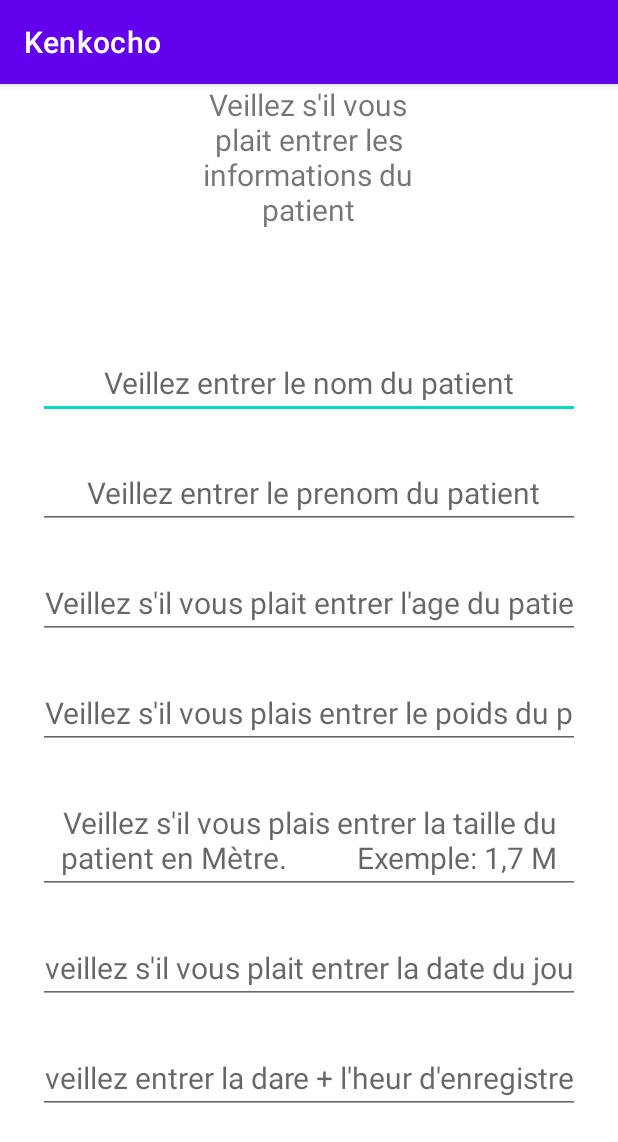
After one commit to blastman0/GL2_Carnet_de_Sante_Groupe_18, an Android app: the Activite2 screen opened directly, with no data from a screen before it, on a phone screen of 412 x 824 dp. The commit adds this screen. Shown: the top 1142 px of the screen. Run offline under Robolectric (Android 15) with nearby library versions, the phone set to English and light mode, and no system bars.

Commit message:
activité 3. Avec modification sur les bordures de l'activité 2

```diff
--- /dev/null
+++ b/app/src/main/java/com/example/kenkocho/Activite2.java
@@ -0,0 +1,14 @@
+package com.example.kenkocho;
+
+import androidx.appcompat.app.AppCompatActivity;
+
+import android.os.Bundle;
+
+public class Activite2 extends AppCompatActivity {
+
+    @Override
+    protected void onCreate(Bundle savedInstanceState) {
+        super.onCreate(savedInstanceState);
+        setContentView(R.layout.activity_activite2);
+    }
+}
--- /dev/null
+++ b/app/src/main/res/layout/activity_activite2.xml
@@ -0,0 +1,120 @@
+<?xml version="1.0" encoding="utf-8"?>
+<LinearLayout xmlns:android="http://schemas.android.com/apk/res/android"
+    xmlns:app="http://schemas.android.com/apk/res-auto"
+    xmlns:tools="http://schemas.android.com/tools"
+    android:layout_width="match_parent"
+    android:layout_height="match_parent"
+    android:orientation="vertical"
+    tools:context=".Activite2">
+
+    <TextView
+        android:id="@+id/res"
+        android:layout_width="150dp"
+        android:layout_height="150dp"
+        android:layout_gravity="center"
+        android:text="Veillez s'il vous plait entrer les informations du patient"
+        android:textSize="20dp"
+        android:textAlignment="center"
+        />
+
+
+    <EditText
+
+        android:layout_width="match_parent"
+        android:layout_height="wrap_content"
+        android:layout_gravity="center"
+        android:hint="Veillez entrer le nom du patient"
+        android:textSize="20dp"
+        android:textAlignment="center"
+        android:layout_marginTop="25dp"
+        android:inputType="text"
+        android:layout_marginLeft="25dp"
+        android:layout_marginRight="25dp"
+
+
+        />
+
+
+    <EditText
+
+        android:layout_width="match_parent"
+        android:layout_height="wrap_content"
+        android:hint=" Veillez entrer le prenom du patient"
+        android:textSize="20dp"
+        android:layout_marginTop="25dp"
+        android:layout_gravity="center"
+        android:textAlignment="center"
+        android:inputType="text"
+        android:layout_marginLeft="25dp"
+        android:layout_marginRight="25dp"
+
+
+        />
+    <EditText
+        android:layout_width="match_parent"
+        android:layout_height="wrap_content"
+        android:hint="Veillez s'il vous plait entrer l'age du patient  "
+        android:layout_marginTop="25dp"
+        android:layout_gravity="center"
+        android:layout_marginLeft="25dp"
+        android:layout_marginRight="25dp"
+        android:textAlignment="center"
+        android:textSize="20dp"
+        android:inputType="number"/>
+
+
+    <EditText
+        android:layout_width="match_parent"
+        android:layout_height="wrap_content"
+        android:hint="Veillez s'il vous plais entrer le poids du patient en Kg"
+        android:layout_marginTop="25dp"
+        android:layout_gravity="center"
+        android:layout_marginLeft="25dp"
+        android:layout_marginRight="25dp"
+        android:textAlignment="center"
+        android:textSize="20dp"
+        android:inputType="number"
+
+        />
+
+    <EditText
+        android:layout_width="match_parent"
+        android:layout_height="wrap_content"
+        android:hint="Veillez s'il vous plais entrer la taille du patient en Mètre.
+         Exemple: 1,7 M"
+        android:layout_marginTop="25dp"
+        android:layout_gravity="center"
+        android:layout_marginLeft="25dp"
+        android:layout_marginRight="25dp"
+        android:textAlignment="center"
+        android:textSize="20dp"
+
+        />
+    <EditText
+        android:layout_width="match_parent"
+        android:layout_height="wrap_content"
+        android:layout_marginTop="25dp"
+        android:textAlignment="center"
+        android:layout_gravity="center"
+        android:layout_marginLeft="25dp"
+        android:layout_marginRight="25dp"
+        android:textSize="20dp"
+        android:hint="veillez s'il vous plait entrer la date du jour"
+        android:inputType="date" />
+
+    <EditText
+        android:layout_width="match_parent"
+        android:layout_height="wrap_content"
+        android:layout_marginTop="25dp"
+        android:textAlignment="center"
+        android:layout_gravity="center"
+        android:layout_marginLeft="25dp"
+        android:layout_marginRight="25dp"
+        android:textSize="20dp"
+        android:hint="@string/veillez_entrer_la_dare_l_heur_d_enregistrement"
+        android:inputType="datetime"
+        tools:ignore="HardcodedText" />
+
+
+
+</LinearLayout>
--- a/app/src/main/res/values/strings.xml
+++ b/app/src/main/res/values/strings.xml
@@ -1,3 +1,4 @@
 <resources>
     <string name="app_name">Kenkocho</string>
+    <string name="veillez_entrer_la_dare_l_heur_d_enregistrement">veillez entrer la dare + l\'heur d\'enregistrement</string>
 </resources>
```
Also changed, not shown: app/src/main/AndroidManifest.xml (+10 -3 lines), app/src/main/java/com/example/kenkocho/MainActivity3.java (added, +14 -0 lines), app/src/main/res/layout/activity_main3.xml (added, +56 -0 lines).
